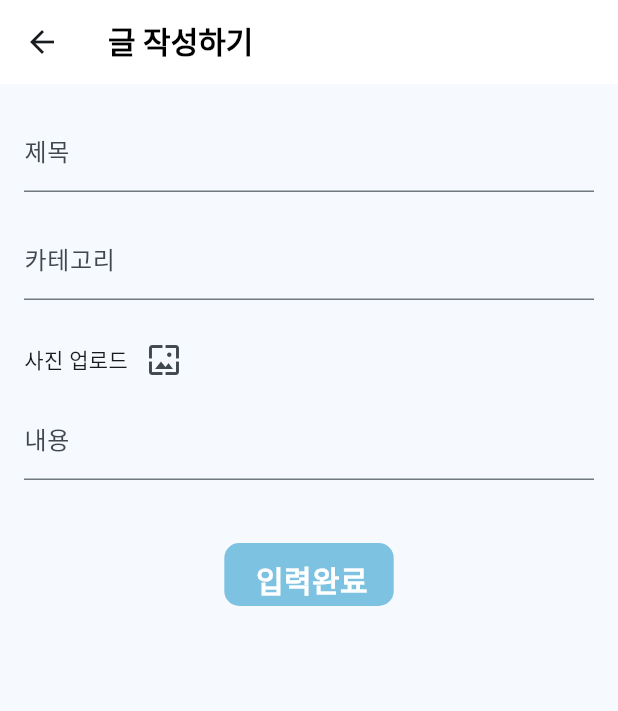
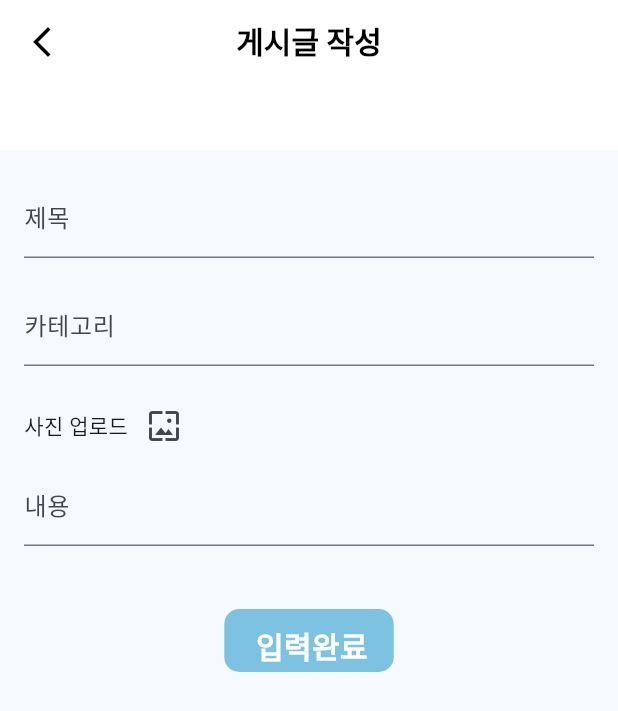
Before and after one commit to beautifulchoi/upsight_demo, a Flutter app: the CreateScreen screen opened directly, on a phone screen of 412 x 824 dp. Shown: the top 711 px of the screen. Run offline on Flutter 3.47's test engine with Material 2 defaults, Android fonts, the phone set to English and light mode, and no system bars; our stand-ins replace cloud_firestore, firebase_core, image_picker, table_calendar; accounts and stored records are empty; Roboto replaces fonts that are missing (Pretendard Variable).

Commit message:
divide appbar into widgets

```diff
--- a/lib/screens/rounge/create_screen.dart
+++ b/lib/screens/rounge/create_screen.dart
@@ -2,8 +2,6 @@
 게시글(question) 생성하는 page
  */
 
-import 'package:firebase_storage/firebase_storage.dart';
-import 'package:board_project/models/user.dart';
 import 'package:flutter/material.dart';
 import 'package:board_project/models/question.dart';
 import 'package:intl/intl.dart';
@@ -15,6 +13,7 @@ import 'package:board_project/providers/user_firestore.dart';
 
 import '../../constants/colors.dart';
 import '../../constants/size.dart';
+import '../../widgets/appbar_base.dart';
 
 
 class CreateScreen extends StatefulWidget {
@@ -135,21 +134,10 @@ class _CreateScreenState extends State<CreateScreen> {
   Widget build(BuildContext context) {
     return Scaffold(
       // appBar 구현 코드
-      appBar: AppBar(
-        // 뒤로가기 버튼 삭제
-        // automaticallyImplyLeading: false,
-          backgroundColor: WHITE,
-          title: Text(
-            '글 작성하기',
-            textAlign: TextAlign.center,
-            style: TextStyle(
-              color: BLACK,
-              fontSize: 20,
-              fontFamily: 'Pretendard Variable',
-              fontWeight: FontWeight.w600,
-            ),
-          )
-      ),
+        appBar: const PreferredSize(
+          preferredSize: Size.fromHeight(100),
+          child: AppbarBase(title: '게시글 작성', back: true,),
+        ),
       // appBar 아래 UI 구현 코드
       body: SingleChildScrollView(
         child: Container(
--- /dev/null
+++ b/lib/widgets/appbar_base.dart
@@ -0,0 +1,34 @@
+import 'package:flutter/material.dart';
+
+import '../constants/colors.dart';
+
+class AppbarBase extends StatelessWidget {
+  final String title;
+  final bool back;
+  const AppbarBase({Key? key, required this.title, required this.back}) : super(key: key);
+
+  @override
+  Widget build(BuildContext context) {
+    return AppBar(
+        automaticallyImplyLeading: back,
+        backgroundColor: WHITE,
+        centerTitle: true,
+        // 제목
+        title: Text(title,
+          style: TextStyle(
+            color: BLACK,
+            fontSize: 20,
+            fontFamily: 'Pretendard Variable',
+            fontWeight: FontWeight.w600,
+          ),
+        ),
+      // 뒤로가기 버튼
+      leading:  IconButton(
+          onPressed: () {
+            Navigator.pop(context);
+          },
+          color: BLACK,
+          icon: Icon(Icons.arrow_back_ios_new)),
+    );
+  }
+}
```
Also changed, not shown: lib/screens/rounge/detail_screen.dart (+8 -17 lines), lib/screens/rounge/infinite_scroll_page.dart (+5 -10 lines), lib/screens/rounge/modify_screen.dart (+4 -16 lines), lib/screens/rounge/qna_board_screen.dart (+5 -10 lines).
